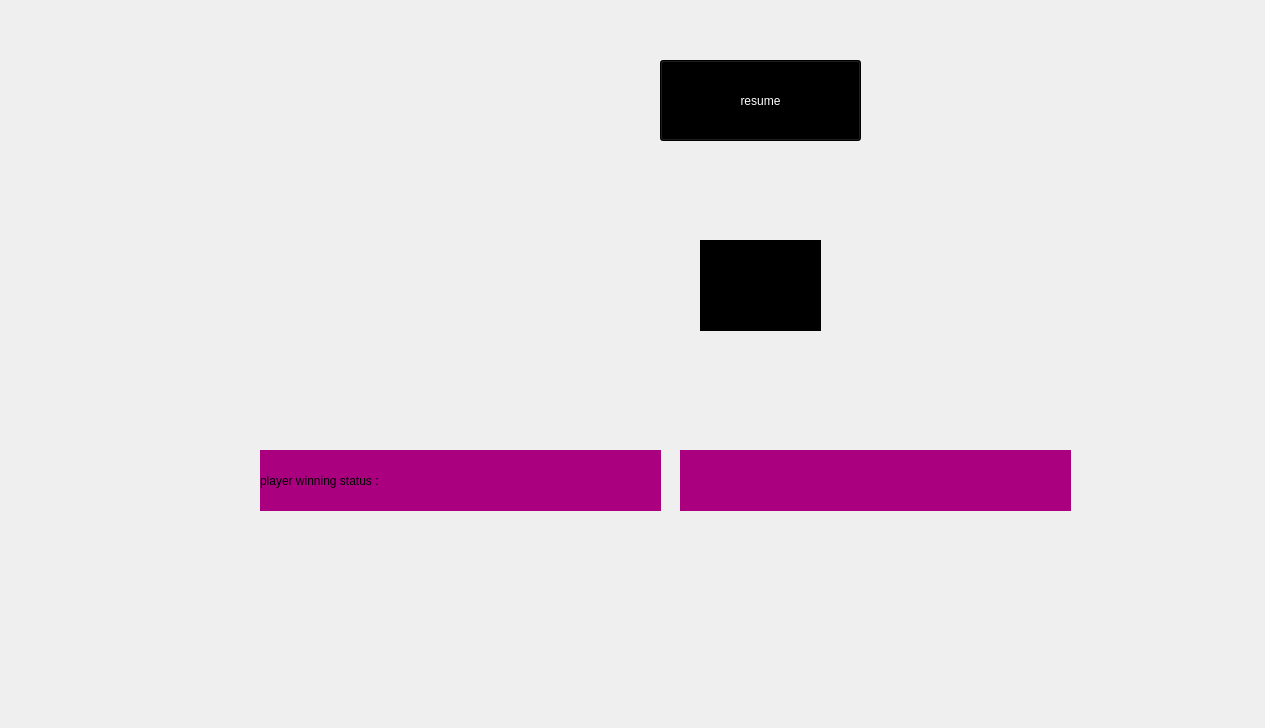
This is APFinalProject_client/resume_stop.ui in nikamsv84/APFinalProject as Qt 5 draws it before an edit. The edited form follows.
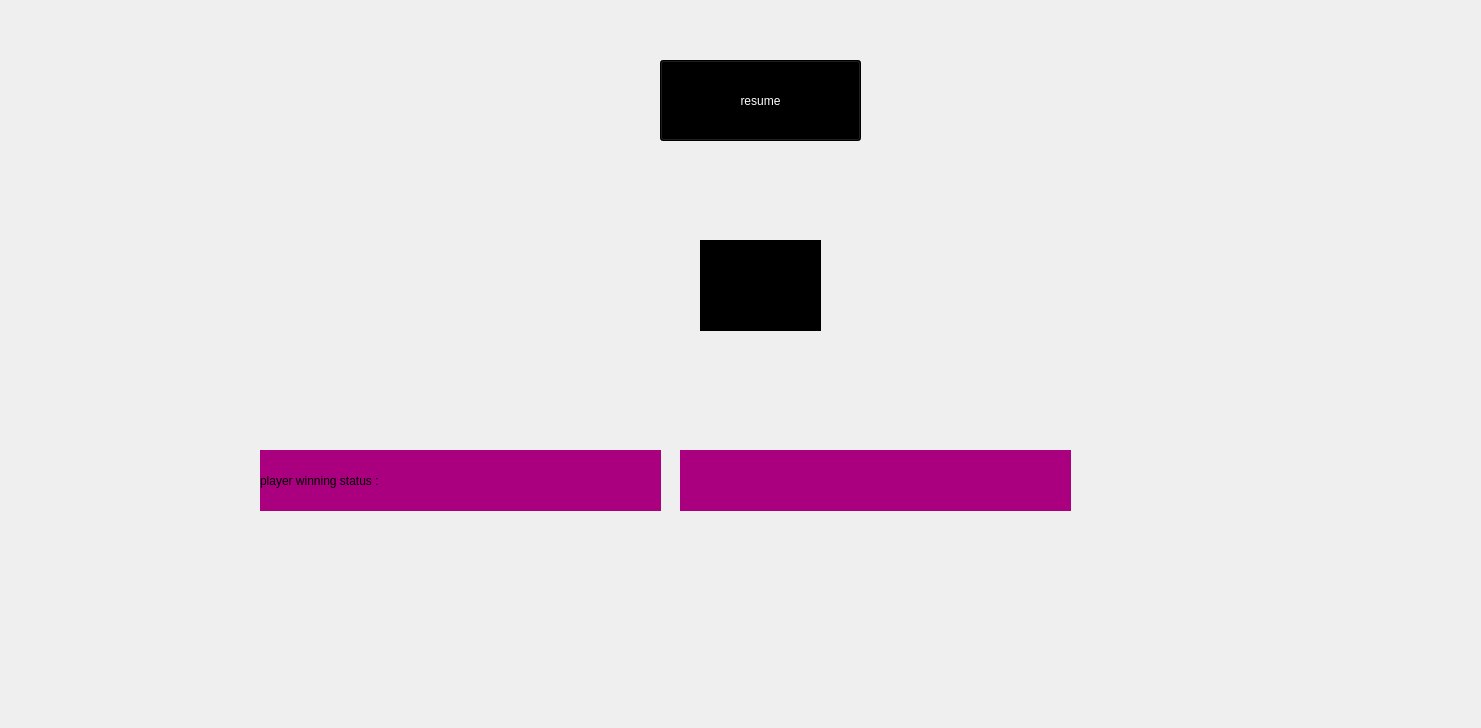
This is the edited form.

What changed in the file:
```diff
--- a/APFinalProject_client/resume_stop.ui
+++ b/APFinalProject_client/resume_stop.ui
@@ -6,7 +6,7 @@
    <rect>
     <x>0</x>
     <y>0</y>
-    <width>1265</width>
+    <width>1481</width>
     <height>728</height>
    </rect>
   </property>
```
